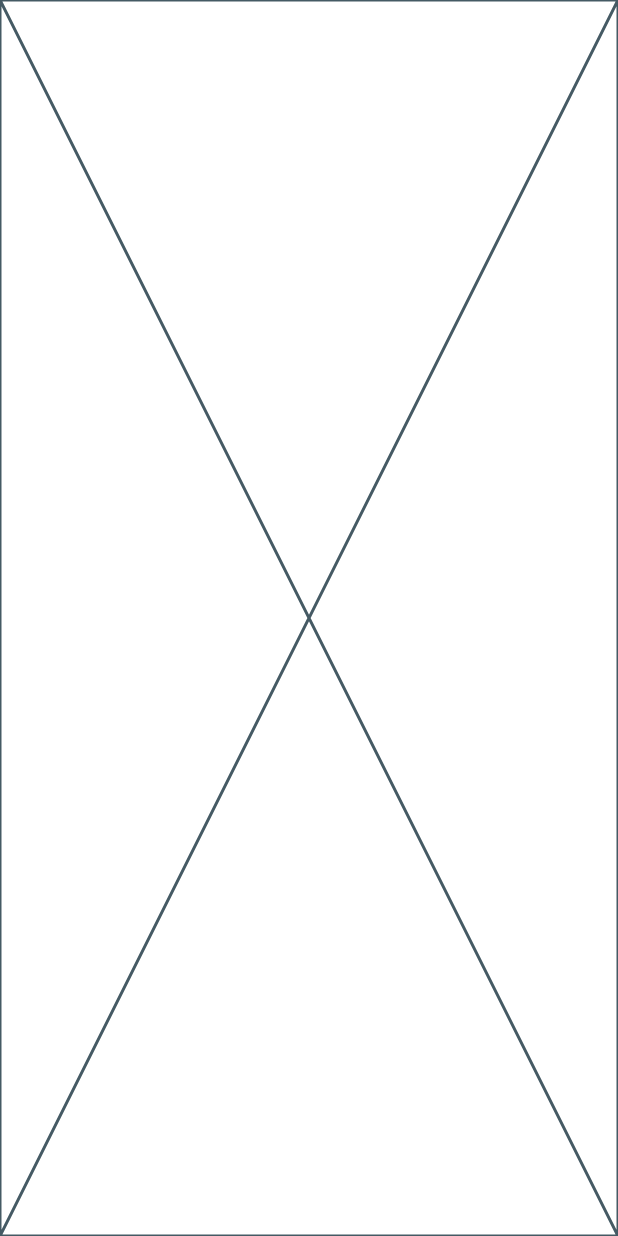
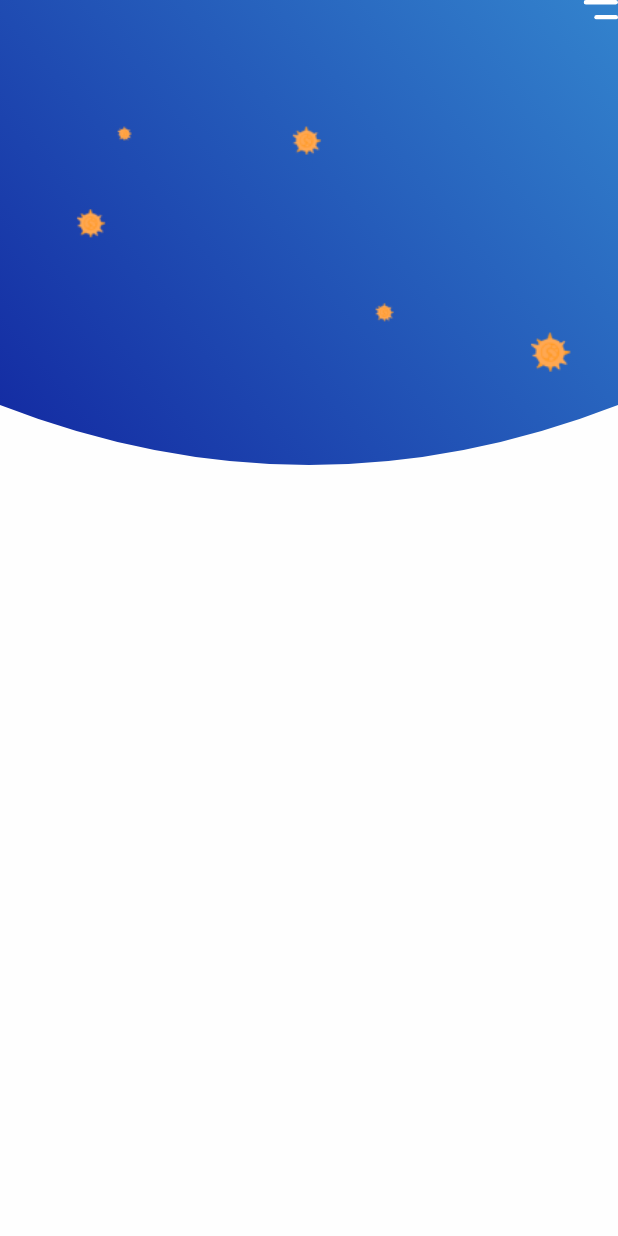
Before and after one commit to j-pcgoncalves/covid_19, a Flutter app: the screen it shows after launch, on a phone screen of 412 x 824 dp. Run offline on Flutter 3.47's test engine with Material 2 defaults, Android fonts, the phone set to English and light mode, and no system bars; our stand-ins replace flutter_svg.

Commit message:
create MyClipper

```diff
--- a/lib/main.dart
+++ b/lib/main.dart
@@ -1,4 +1,5 @@
 import 'package:covid_19/constants.dart';
+import 'package:covid_19/widgets/my_header.dart';
 import 'package:flutter/material.dart';
 
 void main() {
@@ -56,6 +57,20 @@ class _HomeScreenState extends State<HomeScreen> {
 
   @override
   Widget build(BuildContext context) {
-    return const Placeholder();
+    return Scaffold(
+      body: SingleChildScrollView(
+        controller: controller,
+        child: Column(
+          children: <Widget>[
+            MyHeader(
+              image: 'assets/icons/Drcorona.svg',
+              textTop: 'All you need',
+              textBottom: 'is stay at home.',
+              offset: offset,
+            ),
+          ],
+        ),
+      ),
+    );
   }
 }
--- /dev/null
+++ b/lib/widgets/my_clipper.dart
@@ -0,0 +1,19 @@
+import 'package:flutter/material.dart';
+
+class MyClipper extends CustomClipper<Path> {
+  @override
+  Path getClip(Size size) {
+    var path = Path();
+    path.lineTo(0, size.height - 80);
+    path.quadraticBezierTo(
+        size.width / 2, size.height, size.width, size.height - 80);
+    path.lineTo(size.width, 0);
+    path.close();
+    return path;
+  }
+
+  @override
+  bool shouldReclip(CustomClipper<Path> oldClipper) {
+    return false;
+  }
+}
--- /dev/null
+++ b/lib/widgets/my_header.dart
@@ -0,0 +1,56 @@
+import 'package:covid_19/widgets/my_clipper.dart';
+import 'package:flutter/material.dart';
+import 'package:flutter_svg/flutter_svg.dart';
+
+class MyHeader extends StatefulWidget {
+  final String image;
+  final String textTop;
+  final String textBottom;
+  final double offset;
+
+  const MyHeader({
+    super.key,
+    required this.image,
+    required this.textTop,
+    required this.textBottom,
+    required this.offset,
+  });
+
+  @override
+  State<MyHeader> createState() => _MyHeaderState();
+}
+
+class _MyHeaderState extends State<MyHeader> {
+  @override
+  Widget build(BuildContext context) {
+    return ClipPath(
+      clipper: MyClipper(),
+      child: Container(
+        height: 350,
+        width: double.infinity,
+        decoration: const BoxDecoration(
+          gradient: LinearGradient(
+            begin: Alignment.topRight,
+            end: Alignment.bottomLeft,
+            colors: [
+              Color(0xFF3383CD),
+              Color(0xFF11249F),
+            ],
+          ),
+          image: DecorationImage(
+            image: AssetImage('assets/images/virus.png'),
+          ),
+        ),
+        child: Column(
+          crossAxisAlignment: CrossAxisAlignment.end,
+          children: <Widget>[
+            GestureDetector(
+              onTap: () {},
+              child: SvgPicture.asset('assets/icons/menu.svg'),
+            ),
+          ],
+        ),
+      ),
+    );
+  }
+}
```
